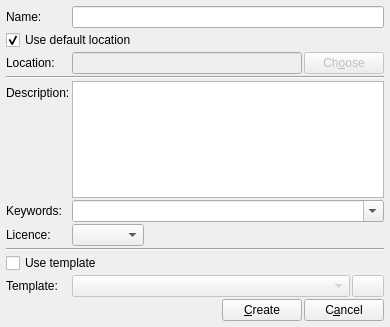
Before: the Qt Designer form resources/ui/dialogs/project.ui in prymatex/prymatex, drawn with Qt 5.
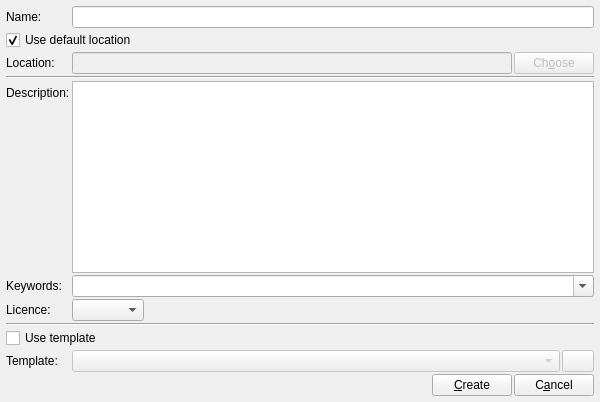
After: the same form once the commit is applied. Icons and pictures are not drawn.

```diff
--- a/resources/ui/dialogs/project.ui
+++ b/resources/ui/dialogs/project.ui
@@ -5,20 +5,11 @@
   <property name="windowModality">
    <enum>Qt::WindowModal</enum>
   </property>
-  <property name="geometry">
-   <rect>
-    <x>0</x>
-    <y>0</y>
-    <width>390</width>
-    <height>327</height>
-   </rect>
-  </property>
-  <property name="windowTitle">
-   <string>New Project</string>
-  </property>
-  <property name="windowIcon">
-   <iconset>
-    <normaloff>:/images/prymatex/logo.png</normaloff>:/images/prymatex/logo.png</iconset>
+  <property name="minimumSize">
+   <size>
+    <width>600</width>
+    <height>400</height>
+   </size>
   </property>
   <layout class="QVBoxLayout" name="verticalLayout">
    <property name="spacing">
```
Left out of the diff: 6 changed lines with no effect on the pictures.
